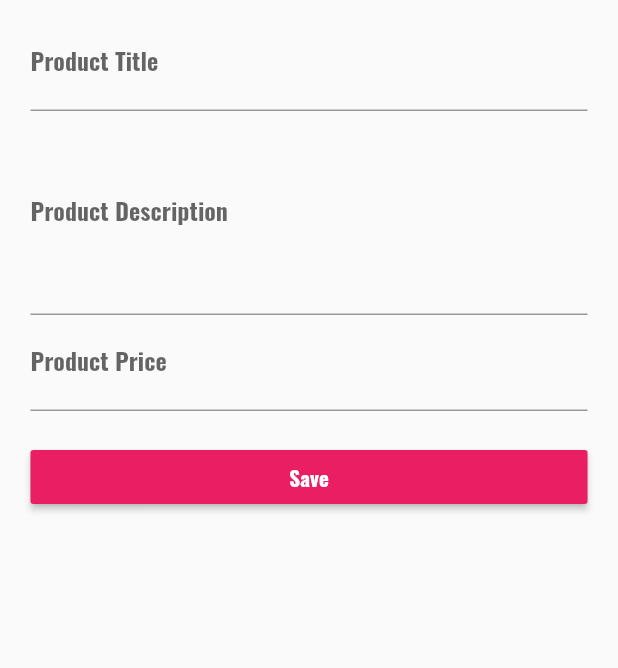
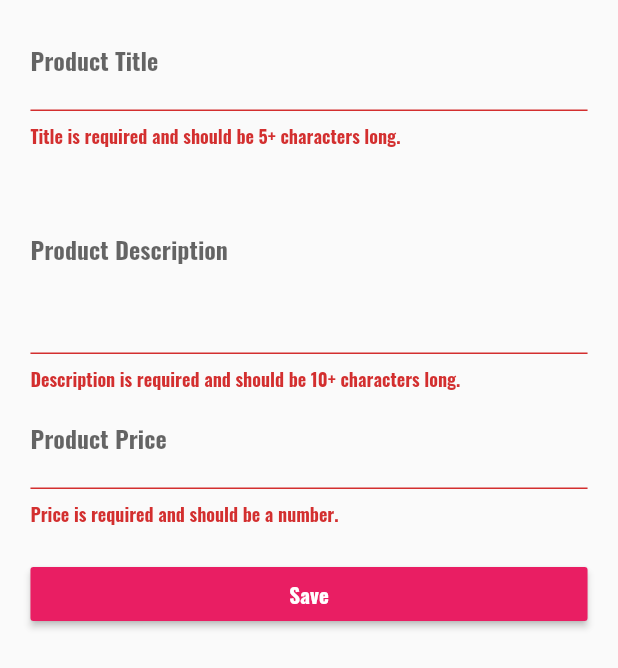
Before and after one commit to zzpmaster/Flutter, a Flutter app: the ProductCreatePage widget shown alone on an empty page, opened directly with empty values, after a tap on "Save", on a phone screen of 412 x 824 dp. Shown: the top 668 px of the screen. Run offline on Flutter 3.47's test engine with Material 2 defaults, Android fonts, the phone set to English and light mode, and no system bars.

Commit message:
form validate and submit

```diff
--- a/lib/pages/product_create.dart
+++ b/lib/pages/product_create.dart
@@ -10,67 +10,91 @@ class ProductCreatePage extends StatefulWidget {
 }
 
 class _ProductCreatePageState extends State<ProductCreatePage> {
-  String _titleValue;
-  String _descriptionValue;
-  double _priceValue;
+  final Map<String, dynamic> _formData = {
+    'title': null,
+    'description': null,
+    'price': null,
+    'image': 'assets/food.jpg'
+  };
+
+  final GlobalKey<FormState> _formKey = GlobalKey<FormState>();
 
   Widget _buildTitleTextField() {
-    return TextField(
+    return TextFormField(
       // 自动弹出键盘
       // autofocus: true,
       decoration: InputDecoration(
         labelText: 'Product Title',
       ),
-      onChanged: (String value) {
-        setState(() {
-          _titleValue = value;
-        });
+      // onChanged: (String value) {
+      //   setState(() {
+      //     _titleValue = value;
+      //   });
+      // },
+      onSaved: (String value) {
+        // 不需要调用set state
+        // setState(() {
+        _formData['title'] = value;
+        // });
+      },
+      // autovalidate: true,
+      validator: (String value) {
+        // if (value.trim().length == 0) {
+        if (value.isEmpty || value.length < 5) {
+          return 'Title is required and should be 5+ characters long.';
+        }
       },
     );
   }
 
   Widget _buildDescriptionTextField() {
-    return TextField(
+    return TextFormField(
       maxLines: 4,
       decoration: InputDecoration(
         labelText: 'Product Description',
       ),
-      onChanged: (String value) {
-        setState(() {
-          _descriptionValue = value;
-        });
+      onSaved: (String value) {
+        _formData['description'] = value;
+      },
+      validator: (String value) {
+        // if (value.trim().length == 0) {
+        if (value.isEmpty || value.length < 10) {
+          return 'Description is required and should be 10+ characters long.';
+        }
       },
     );
   }
 
   Widget _buildPriceTextField() {
-    return TextField(
+    return TextFormField(
       decoration: InputDecoration(
         labelText: 'Product Price',
       ),
       keyboardType: TextInputType.number,
-      onChanged: (String value) {
-        setState(() {
-          _priceValue = double.parse(value);
-        });
+      onSaved: (String value) {
+        _formData['price'] = double.parse(value);
+      },
+      validator: (String value) {
+        // if (value.trim().length == 0) {
+        if (value.isEmpty ||
+            !RegExp(r'^(?:[1-9]\d*|0)?(?:\.\d+)?$').hasMatch(value)) {
+          return 'Price is required and should be a number.';
+        }
       },
     );
   }
 
   void _submitForm() {
-    final Map<String, dynamic> product = {
-      'title': _titleValue,
-      'description': _descriptionValue,
-      'price': _priceValue,
-      'image': 'assets/food.jpg'
-    };
-    widget.addProduct(product);
+    if (!_formKey.currentState.validate()) {
+      return;
+    }
+    _formKey.currentState.save();
+    widget.addProduct(_formData);
     Navigator.pushReplacementNamed(context, '/products');
   }
 
   @override
   Widget build(BuildContext context) {
-
     // 处理屏幕旋转，对应不同的UI
     final double deviceWidth = MediaQuery.of(context).size.width;
     final double targetWidth = deviceWidth > 550.0 ? 500.0 : deviceWidth * 0.95;
@@ -90,8 +114,14 @@ class _ProductCreatePageState extends State<ProductCreatePage> {
     //     },
     //   ),
     // );
-    return Container(
+    return GestureDetector(
+      onTap: () {
+        FocusScope.of(context).requestFocus(FocusNode());
+      },
+      child: Container(
         margin: EdgeInsets.all(10.0),
+        child: Form(
+          key: _formKey,
           child: ListView(
             padding: EdgeInsets.symmetric(horizontal: targetPadding / 2),
             children: <Widget>[
@@ -108,6 +138,9 @@ class _ProductCreatePageState extends State<ProductCreatePage> {
                 onPressed: _submitForm,
               )
             ],
-        ));
+          ),
+        ),
+      ),
+    );
   }
 }
```
Also changed, not shown: lib/pages/auth.dart (+34 -15 lines). Lines whose indentation alone changed are shown as unchanged.
